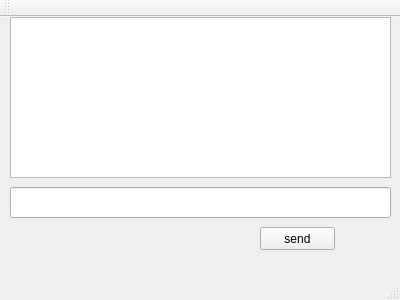
Qt form test-app/t2-chat_robot/mainwindow.ui (roc2/learn-qt5-test) before a commit.
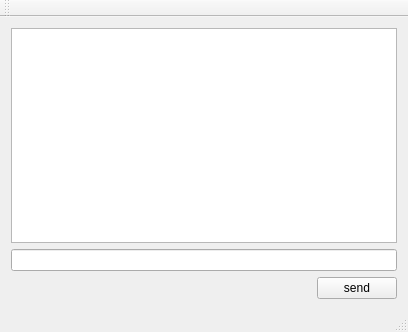
The same form after that commit.

The edit to the form file:
```diff
--- a/test-app/t2-chat_robot/mainwindow.ui
+++ b/test-app/t2-chat_robot/mainwindow.ui
@@ -6,47 +6,42 @@
    <rect>
     <x>0</x>
     <y>0</y>
-    <width>400</width>
-    <height>300</height>
+    <width>408</width>
+    <height>332</height>
    </rect>
   </property>
   <property name="windowTitle">
    <string>MainWindow</string>
   </property>
   <widget class="QWidget" name="centralWidget">
-   <widget class="QTextEdit" name="editRecv">
-    <property name="geometry">
-     <rect>
-      <x>10</x>
-      <y>0</y>
-      <width>381</width>
-      <height>161</height>
-     </rect>
-    </property>
-   </widget>
-   <widget class="QLineEdit" name="editSend">
-    <property name="geometry">
-     <rect>
-      <x>10</x>
-      <y>170</y>
-      <width>381</width>
-      <height>31</height>
-     </rect>
-    </property>
-   </widget>
+   <layout class="QGridLayout" name="gridLayout">
+    <item row="0" column="0" colspan="2">
+     <widget class="QTextEdit" name="editRecv"/>
+    </item>
+    <item row="1" column="0" colspan="2">
+     <widget class="QLineEdit" name="editSend"/>
+    </item>
+    <item row="2" column="0">
+     <spacer name="horizontalSpacer">
+      <property name="orientation">
+       <enum>Qt::Horizontal</enum>
+      </property>
+      <property name="sizeHint" stdset="0">
+       <size>
+        <width>306</width>
+        <height>20</height>
+       </size>
+      </property>
+     </spacer>
+    </item>
+    <item row="2" column="1">
    <widget class="QPushButton" name="btnSend">
-    <property name="geometry">
-     <rect>
-      <x>260</x>
-      <y>210</y>
-      <width>75</width>
-      <height>23</height>
-     </rect>
-    </property>
     <property name="text">
      <string>send</string>
     </property>
    </widget>
+    </item>
+   </layout>
   </widget>
   <widget class="QMenuBar" name="menuBar">
    <property name="geometry">
```
Left out of the diff: 4 changed lines with no effect on the pictures. Lines whose indentation alone changed are shown as unchanged.
